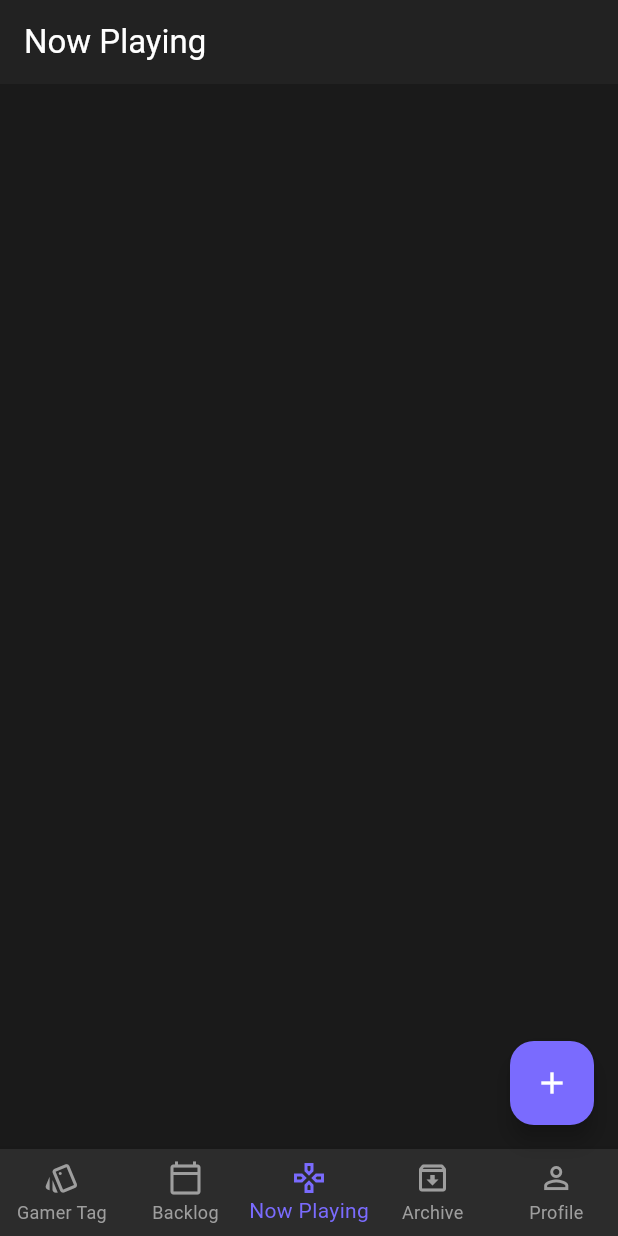
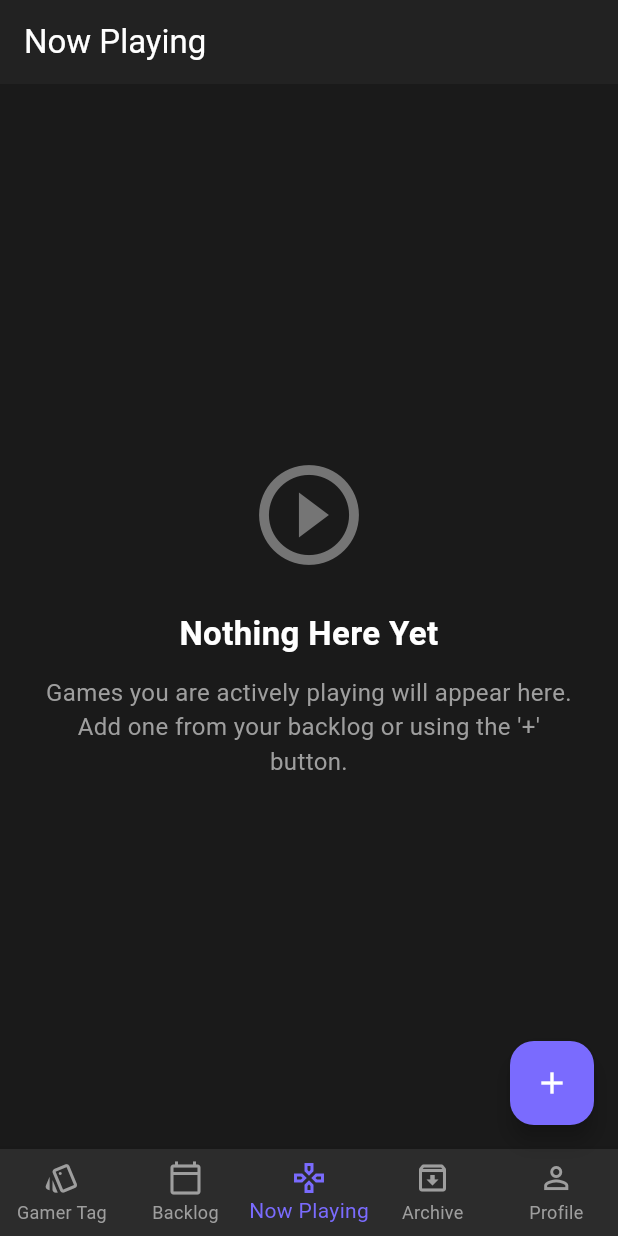
Before and after one commit to Morningknight/gamelog, a Flutter app: the screen it shows after launch, on a phone screen of 412 x 824 dp. Run offline on Flutter 3.47's test engine with Material 3 defaults, Android fonts, the phone set to English and light mode, and no system bars; our stand-ins replace flutter_riverpod, hive, hive_flutter; accounts and stored records are empty.

Commit message:
QoL: Implement context-aware empty states

```diff
--- a/lib/providers/theme_provider.dart
+++ b/lib/providers/theme_provider.dart
@@ -1,17 +1,27 @@
 import 'package:flutter/material.dart';
 import 'package:flutter_riverpod/flutter_riverpod.dart';
+import 'package:gamelog/providers/user_settings_provider.dart'; // We need access to the service
 
-// This provider will hold the current theme mode (light, dark, or system default)
+// This provider will hold the current theme mode.
+// We change it to a more specific type to access our service.
 final themeProvider = StateNotifierProvider<ThemeNotifier, ThemeMode>((ref) {
-  return ThemeNotifier();
+  // We provide the UserSettingsService to the ThemeNotifier's constructor.
+  final settingsService = ref.watch(userSettingsServiceProvider);
+  return ThemeNotifier(settingsService);
 });
 
 class ThemeNotifier extends StateNotifier<ThemeMode> {
-  // We initialize the theme to be dark mode by default.
-  ThemeNotifier() : super(ThemeMode.dark);
+  // Store a reference to the settings service.
+  final UserSettingsService _settingsService;
 
-  // A method to toggle between light and dark mode.
+  // Constructor now reads the initial theme from the service.
+  ThemeNotifier(this._settingsService)
+      : super(_settingsService.isDarkMode() ? ThemeMode.dark : ThemeMode.light);
+
+  // The toggle method now also saves the new preference.
   void toggleTheme() {
     state = state == ThemeMode.dark ? ThemeMode.light : ThemeMode.dark;
+    // Write the new value to our Hive box via the service.
+    _settingsService.setDarkMode(state == ThemeMode.dark);
   }
 }
--- a/lib/screens/home_screen.dart
+++ b/lib/screens/home_screen.dart
@@ -1,9 +1,9 @@
 import 'package:flutter/material.dart';
-import 'package:flutter/services.dart';
 import 'package:flutter_riverpod/flutter_riverpod.dart';
 import 'package:gamelog/models/game.dart';
 import 'package:gamelog/providers/game_provider.dart';
-import 'package:gamelog/widgets/game_card.dart';
+import 'package:gamelog/widgets/game_list_view.dart';
+import 'package:gamelog/widgets/empty_state_widget.dart'; // <-- ADD THIS IMPORT
 
 class HomeScreen extends ConsumerWidget {
   const HomeScreen({super.key});
@@ -13,48 +13,17 @@ class HomeScreen extends ConsumerWidget {
     final List<Game> games = ref.watch(nowPlayingProvider);
 
     return Scaffold(
-      appBar: AppBar(title: const Text('Now Playing')),
-      body: ListView.builder(
-        itemCount: games.length,
-        itemBuilder: (context, index) {
-          final game = games[index];
-          return Dismissible(
-            key: ValueKey(game.key),
-            // SWIPE RIGHT -> ARCHIVE
-            background: _buildSwipeBackground(
-              color: Colors.green,
-              icon: Icons.archive,
-              alignment: Alignment.centerLeft,
-            ),
-            // SWIPE LEFT -> BACKLOG
-            secondaryBackground: _buildSwipeBackground(
-              color: Colors.orange,
-              icon: Icons.playlist_add,
-              alignment: Alignment.centerRight,
-            ),
-            onDismissed: (direction) {
-              HapticFeedback.mediumImpact();
-              if (direction == DismissDirection.startToEnd) { // Right
-                ref.read(gameListProvider.notifier).updateGameStatus(game, GameStatus.beaten);
-                ScaffoldMessenger.of(context).showSnackBar(SnackBar(content: Text('${game.title} moved to Archive')));
-              } else { // Left
-                ref.read(gameListProvider.notifier).updateGameStatus(game, GameStatus.backlog);
-                ScaffoldMessenger.of(context).showSnackBar(SnackBar(content: Text('${game.title} moved to Backlog')));
-              }
-            },
-            child: GameCard(game: game),
-          );
-        },
+      appBar: AppBar(
+        title: const Text('Now Playing'),
       ),
-    );
-  }
-
-  Widget _buildSwipeBackground({required Color color, required IconData icon, required Alignment alignment}) {
-    return Container(
-      color: color,
-      alignment: alignment,
-      padding: const EdgeInsets.symmetric(horizontal: 20.0),
-      child: Icon(icon, color: Colors.white),
+      // --- UPDATED BODY LOGIC ---
+      body: games.isEmpty
+          ? const EmptyStateWidget(
+        icon: Icons.play_circle_outline,
+        title: 'Nothing Here Yet',
+        message: "Games you are actively playing will appear here. Add one from your backlog or using the '+' button.",
+      )
+          : GameListView(games: games), // We will need to update GameListView next
     );
   }
 }
--- /dev/null
+++ b/lib/widgets/empty_state_widget.dart
@@ -0,0 +1,47 @@
+import 'package:flutter/material.dart';
+
+class EmptyStateWidget extends StatelessWidget {
+  final IconData icon;
+  final String title;
+  final String message;
+
+  const EmptyStateWidget({
+    super.key,
+    required this.icon,
+    required this.title,
+    required this.message,
+  });
+
+  @override
+  Widget build(BuildContext context) {
+    return Center(
+      child: Padding(
+        padding: const EdgeInsets.all(24.0),
+        child: Column(
+          mainAxisAlignment: MainAxisAlignment.center,
+          children: [
+            Icon(icon, size: 80, color: Colors.grey.shade600),
+            const SizedBox(height: 24),
+            Text(
+              title,
+              textAlign: TextAlign.center,
+              style: const TextStyle(
+                fontSize: 22,
+                fontWeight: FontWeight.bold,
+              ),
+            ),
+            const SizedBox(height: 12),
+            Text(
+              message,
+              textAlign: TextAlign.center,
+              style: TextStyle(
+                fontSize: 16,
+                color: Colors.grey.shade500,
+              ),
+            ),
+          ],
+        ),
+      ),
+    );
+  }
+}
```
Also changed, not shown: lib/providers/user_settings_provider.dart (+15 -0 lines), lib/screens/archive_screen.dart (+18 -15 lines), lib/screens/backlog_screen.dart (+19 -15 lines), lib/widgets/game_list_view.dart (+9 -62 lines).
